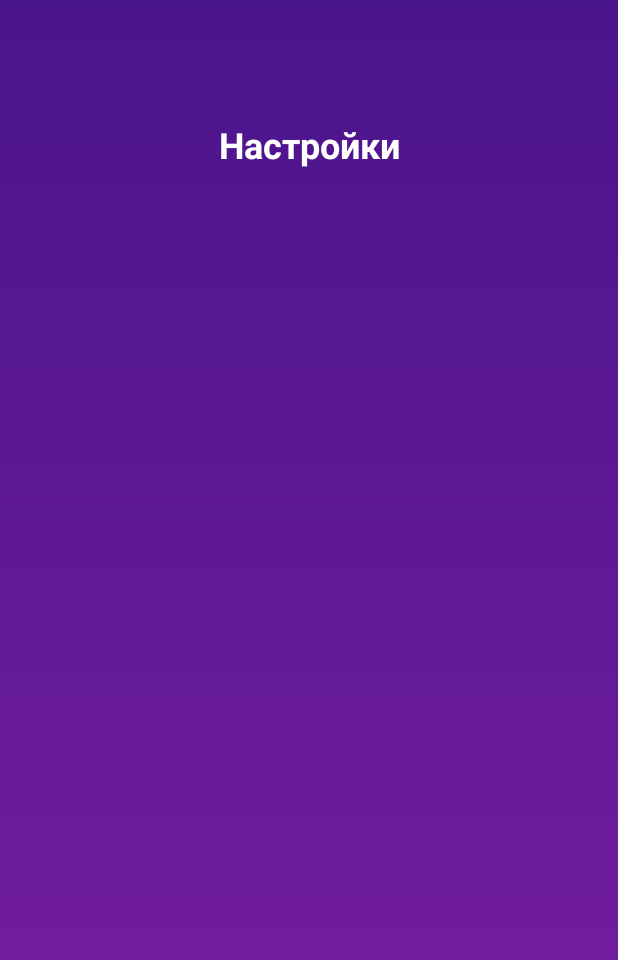
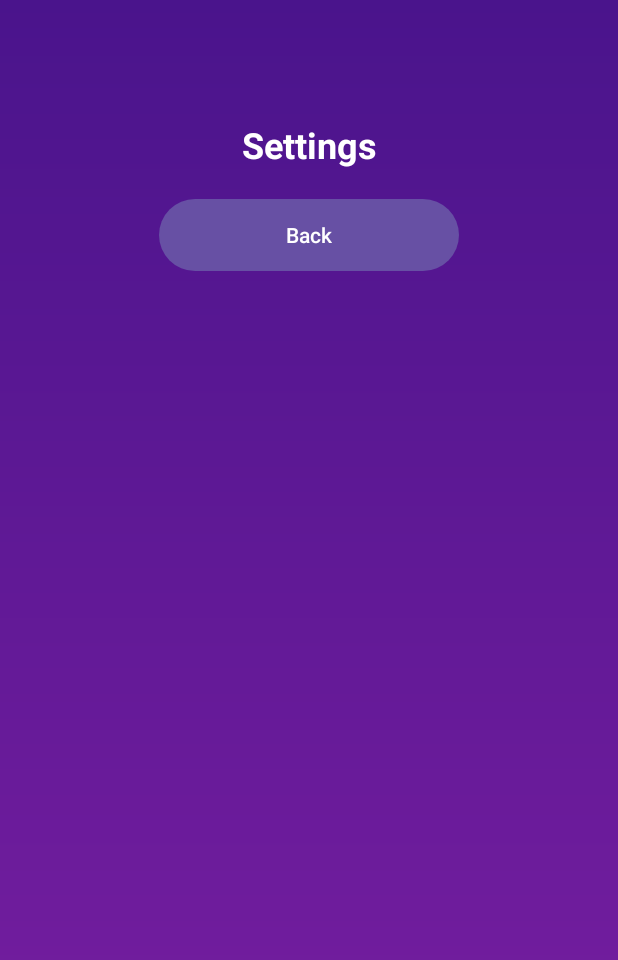
Before and after one commit to mistelltein/FightMobAppGame, an Android app: the SettingsActivity screen opened directly, with no data from a screen before it, on a phone screen of 412 x 824 dp. Shown: the top 960 px of the screen. Run offline under Robolectric (Android 15) with nearby library versions, the phone set to English and light mode, and no system bars.

Commit message:
feat(settings): add back button and move hardcoded strings to resources

```diff
--- a/app/src/main/java/com/example/fightgame/SettingsActivity.java
+++ b/app/src/main/java/com/example/fightgame/SettingsActivity.java
@@ -1,6 +1,8 @@
 package com.example.fightgame;
 
 import android.os.Bundle;
+import android.widget.Button;
+
 import androidx.appcompat.app.AppCompatActivity;
 
 public class SettingsActivity extends AppCompatActivity {
@@ -9,5 +11,8 @@ public class SettingsActivity extends AppCompatActivity {
     protected void onCreate(Bundle savedInstanceState) {
         super.onCreate(savedInstanceState);
         setContentView(R.layout.activity_settings);
+
+        Button backButton = findViewById(R.id.backButton);
+        backButton.setOnClickListener(v -> finish());
     }
 }
--- a/app/src/main/res/layout/activity_settings.xml
+++ b/app/src/main/res/layout/activity_settings.xml
@@ -9,9 +9,10 @@
     android:background="@drawable/background_gradient">
 
     <TextView
+        android:id="@+id/settingsTitle"
         android:layout_width="wrap_content"
         android:layout_height="wrap_content"
-        android:text="Настройки"
+        android:text="@string/settings_title"
         android:textSize="24sp"
         android:textColor="@color/white"
         android:textStyle="bold"
@@ -19,4 +20,16 @@
         app:layout_constraintStart_toStartOf="parent"
         app:layout_constraintEnd_toEndOf="parent"
         android:layout_marginTop="80dp"/>
+
+    <Button
+        android:id="@+id/backButton"
+        android:layout_width="200dp"
+        android:layout_height="wrap_content"
+        android:text="@string/back_button"
+        android:background="@drawable/button_background"
+        android:textColor="@color/white"
+        android:layout_marginTop="20dp"
+        app:layout_constraintTop_toBottomOf="@id/settingsTitle"
+        app:layout_constraintStart_toStartOf="parent"
+        app:layout_constraintEnd_toEndOf="parent"/>
 </androidx.constraintlayout.widget.ConstraintLayout>
--- a/app/src/main/res/values/strings.xml
+++ b/app/src/main/res/values/strings.xml
@@ -1,6 +1,12 @@
 <resources>
     <string name="app_name">FightGame</string>
+
     <string name="game_title">FightGame</string>
     <string name="start_button">Start</string>
     <string name="settings_button">Settings</string>
+
+    <string name="settings_title">Settings</string>
+    <string name="back_button">Back</string>
+
+
 </resources>
```
